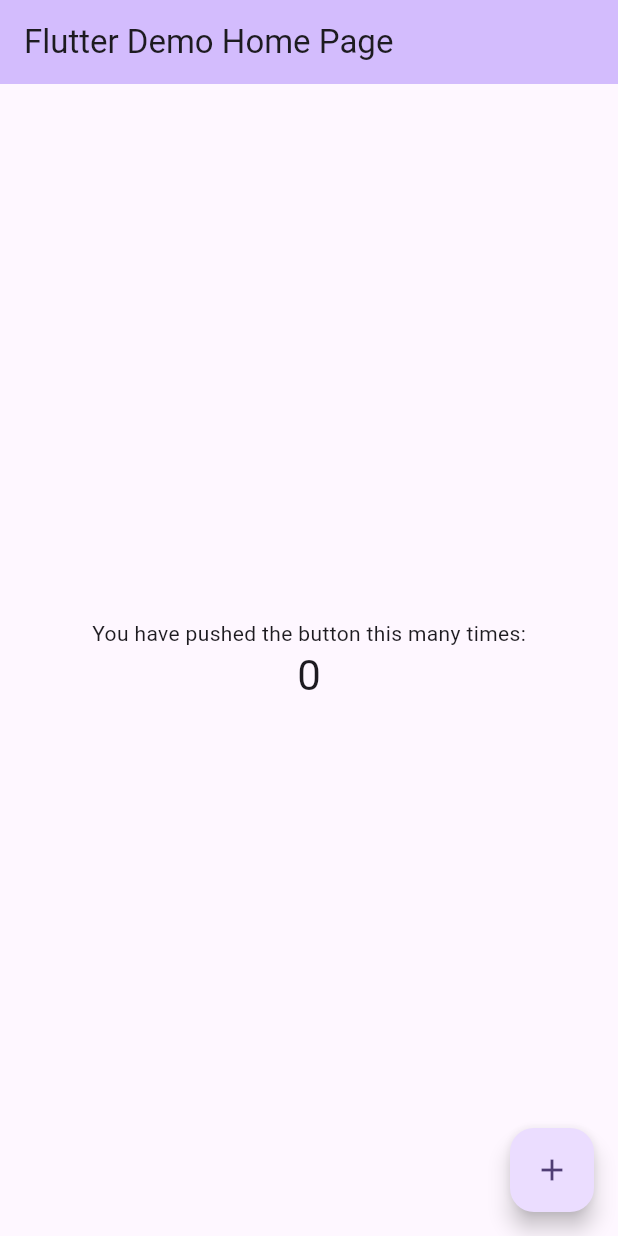
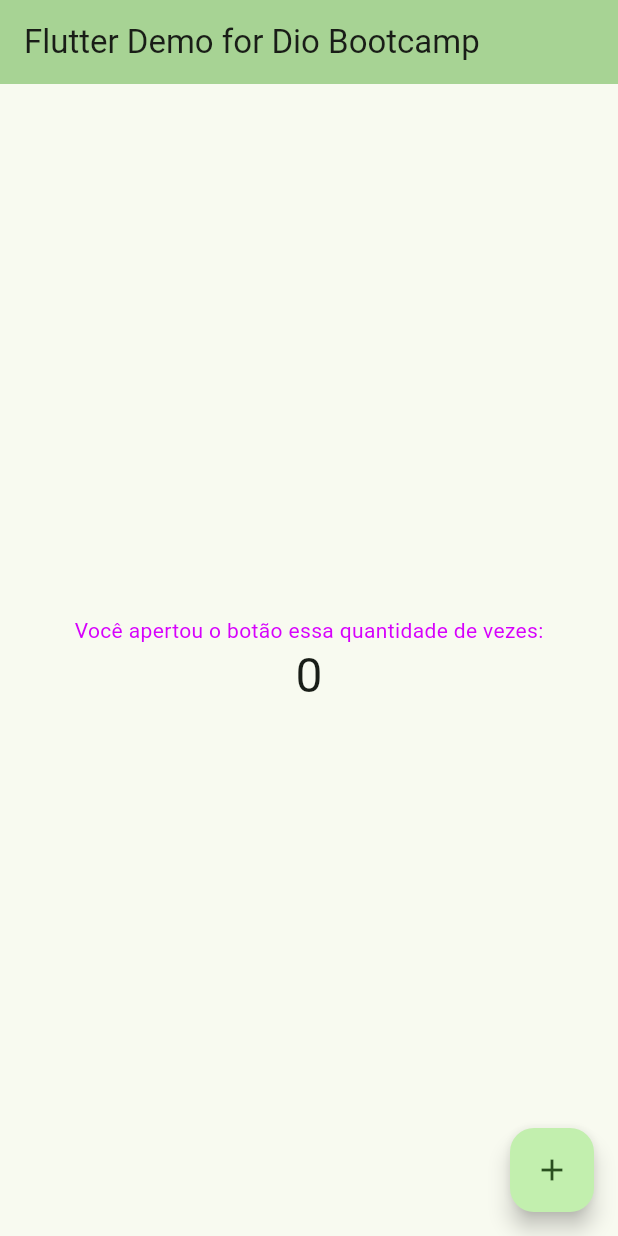
Before and after one commit to kcdra/flutterdio, a Flutter app: the screen it shows after launch, on a phone screen of 412 x 824 dp. Run offline on Flutter 3.47's test engine with Material 2 defaults, Android fonts, the phone set to English and light mode, and no system bars.

Commit message:
Novo commit

```diff
--- a/lib/main.dart
+++ b/lib/main.dart
@@ -11,7 +11,7 @@ class MyApp extends StatelessWidget {
   @override
   Widget build(BuildContext context) {
     return MaterialApp(
-      title: 'Flutter Demo',
+      title: "Kcdra's Demo",
       theme: ThemeData(
         // This is the theme of your application.
         //
@@ -28,10 +28,10 @@ class MyApp extends StatelessWidget {
         //
         // This works for code too, not just values: Most code changes can be
         // tested with just a hot reload.
-        colorScheme: ColorScheme.fromSeed(seedColor: Colors.deepPurple),
+        colorScheme: ColorScheme.fromSeed(seedColor: Color.fromARGB(255, 58, 241, 3)),
         useMaterial3: true,
       ),
-      home: const MyHomePage(title: 'Flutter Demo Home Page'),
+      home: const MyHomePage(title: 'Flutter Demo for Dio Bootcamp'),
     );
   }
 }
@@ -106,11 +106,12 @@ class _MyHomePageState extends State<MyHomePage> {
           mainAxisAlignment: MainAxisAlignment.center,
           children: <Widget>[
             const Text(
-              'You have pushed the button this many times:',
+              'Você apertou o botão essa quantidade de vezes:',
+             style: TextStyle(color: Color.fromARGB(255, 214, 1, 252))
             ),
             Text(
               '$_counter',
-              style: Theme.of(context).textTheme.headlineMedium,
+              style: Theme.of(context).textTheme.headlineLarge,
             ),
           ],
         ),
```
